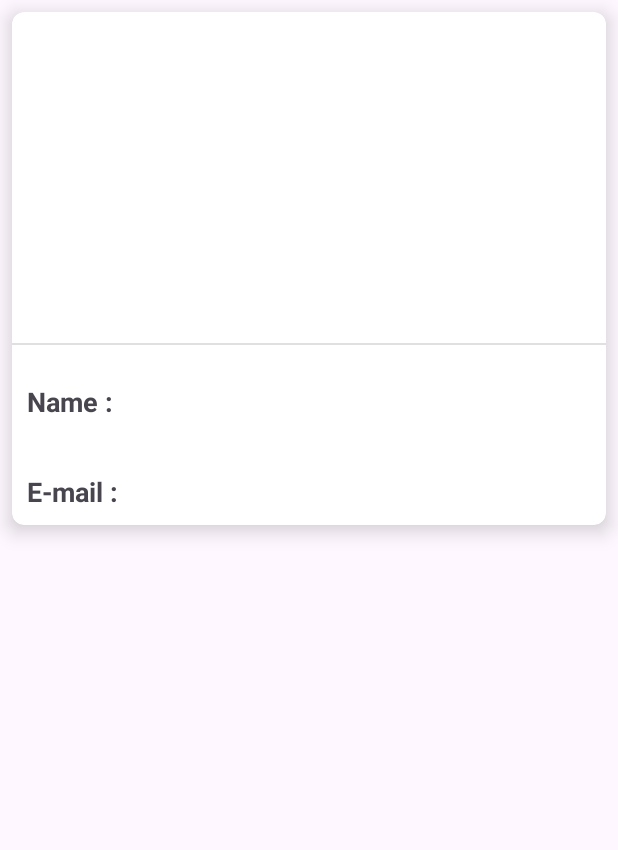
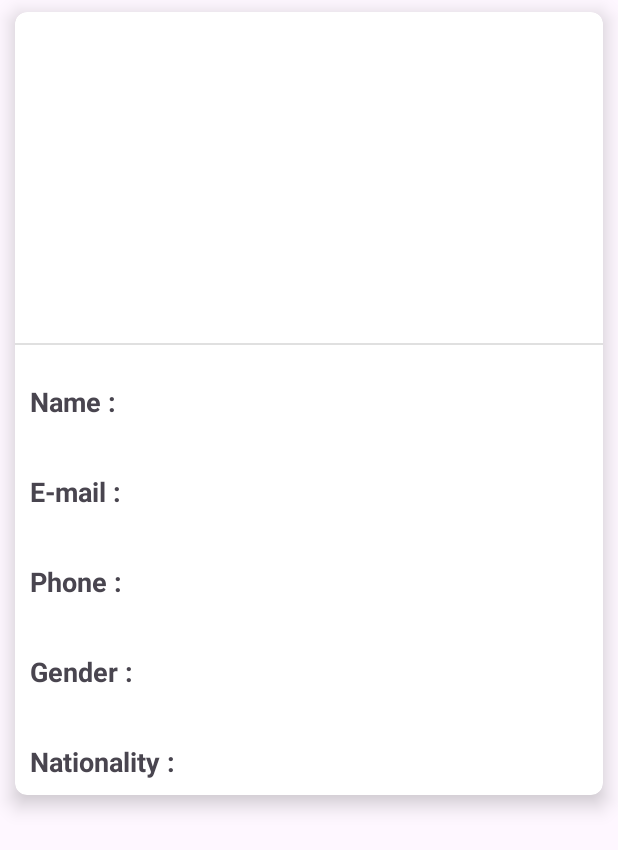
Before and after one commit to juanmedina100/RandomUserAPI, an Android app: the PerfilActivity screen opened directly, with no data from a screen before it, on a phone screen of 412 x 824 dp. Shown: the top 850 px of the screen. Run offline under Robolectric (Android 15) with nearby library versions, the phone set to English and light mode, and no system bars; our stand-ins replace Dagger/Hilt's generated code, Picasso; pictures from the network do not load; 7 statements that could not run were skipped.

Commit message:
Actualizando perfil

```diff
--- a/app/src/main/java/com/jimd/randomuserapi/data/local/db/UsersDB.kt
+++ b/app/src/main/java/com/jimd/randomuserapi/data/local/db/UsersDB.kt
@@ -1,15 +1,11 @@
 package com.jimd.randomuserapi.data.local.db
 
 import androidx.room.Database
-import androidx.room.Room
 import androidx.room.RoomDatabase
 import com.jimd.randomuserapi.data.local.dao.ResultadosDao
-import com.jimd.randomuserapi.data.local.entities.LocationEntity
-import com.jimd.randomuserapi.data.local.entities.NameEntity
-import com.jimd.randomuserapi.data.local.entities.PictureEntity
 import com.jimd.randomuserapi.data.local.entities.ResultadoEntity
 
-@Database(entities = [LocationEntity::class,NameEntity::class,PictureEntity::class,ResultadoEntity::class], version = 1, exportSchema = false)
+@Database(entities = [ResultadoEntity::class], version = 1, exportSchema = false)
 abstract class UsersDB:RoomDatabase() {
     abstract fun resultadoDao():ResultadosDao
 }
--- a/app/src/main/java/com/jimd/randomuserapi/ui/PerfilActivity.kt
+++ b/app/src/main/java/com/jimd/randomuserapi/ui/PerfilActivity.kt
@@ -30,6 +30,9 @@ class PerfilActivity : AppCompatActivity() {
         viewModel.usuarioID.observe(this, Observer {
             binding.txtNamePerfil.text = it.name
             binding.txtEmailPerfil.text = it.email
+            binding.txtCellPerfil.text = it.cell
+            binding.txtGenderPerfil.text = it.gender
+            binding.txtNatPerfil.text = it.nat
             Picasso.get().load(it.picture).into(binding.imageView)
         })
     }
--- a/app/src/main/java/com/jimd/randomuserapi/ui/UserRandomViewModel.kt
+++ b/app/src/main/java/com/jimd/randomuserapi/ui/UserRandomViewModel.kt
@@ -19,8 +19,8 @@ class UserRandomViewModel @Inject constructor(
     private val randomRepository: RandomRepository
 ): ViewModel() {
 
-    private val _random = MutableLiveData<List<ResultadoModel>>()
-    val random = _random
+    private val _loading = MutableLiveData<Boolean>()
+    val loading = _loading
 
     private val _usuarioID = MutableLiveData<ResultadoEntity>()
     val usuarioID = _usuarioID
@@ -46,11 +46,10 @@ class UserRandomViewModel @Inject constructor(
 
 
     fun getAllUser():LiveData<List<ResultadoEntity>>{
-//        val randomA = randomRepository.getAllUser().map {
-//            _random.postValue(it)
-//        }
-        Log.i("random","getAllUser : ")
-        return randomRepository.getAllUser()
+        _loading.value=true
+        val random = randomRepository.getAllUser()
+        _loading.value=false
+        return random
     }
 
     fun deleteUser(resultadoEntity: ResultadoEntity){
--- a/app/src/main/res/layout/activity_perfil.xml
+++ b/app/src/main/res/layout/activity_perfil.xml
@@ -16,10 +16,10 @@
             android:layout_height="wrap_content"
             app:cardElevation="8dp"
             app:cardCornerRadius="8dp"
-            android:layout_marginStart="8dp"
+            android:layout_marginStart="10dp"
             android:layout_marginTop="8dp"
-            android:layout_marginEnd="8dp"
-            android:layout_marginBottom="8dp">
+            android:layout_marginEnd="10dp"
+            android:layout_marginBottom="10dp">
 
             <LinearLayout
                 android:layout_width="match_parent"
@@ -54,7 +54,7 @@
 
                         <TextView
                             android:id="@+id/text1"
-                            android:layout_width="150dp"
+                            android:layout_width="80dp"
                             android:textSize="18sp"
                             android:textStyle="bold"
                             android:layout_margin="10dp"
@@ -66,7 +66,6 @@
                             android:layout_width="match_parent"
                             android:layout_height="wrap_content"
                             android:textSize="18sp"
-                            android:textStyle="bold"
                             android:layout_margin="10dp"
                             android:text="" />
                     </LinearLayout>
@@ -79,7 +78,7 @@
 
                         <TextView
                             android:id="@+id/text2"
-                            android:layout_width="150dp"
+                            android:layout_width="80dp"
                             android:textSize="18sp"
                             android:textStyle="bold"
                             android:layout_margin="10dp"
@@ -91,10 +90,82 @@
                             android:layout_width="match_parent"
                             android:layout_height="wrap_content"
                             android:textSize="18sp"
-                            android:textStyle="bold"
                             android:layout_margin="10dp"
                             android:text="" />
                     </LinearLayout>
+
+                    <LinearLayout
+                        android:layout_width="match_parent"
+                        android:layout_height="match_parent"
+                        android:layout_marginTop="15dp"
+                        android:orientation="horizontal">
+
+                        <TextView
+                            android:id="@+id/text3"
+                            android:layout_width="80dp"
+                            android:textSize="18sp"
+                            android:textStyle="bold"
+                            android:layout_margin="10dp"
+                            android:layout_height="wrap_content"
+                            android:text="@string/phone" />
+
+                        <TextView
+                            android:id="@+id/txtCellPerfil"
+                            android:layout_width="match_parent"
+                            android:layout_height="wrap_content"
+                            android:textSize="18sp"
+                            android:layout_margin="10dp"
+                            android:text="" />
+                    </LinearLayout>
+
+                    <LinearLayout
+                        android:layout_width="match_parent"
+                        android:layout_height="match_parent"
+                        android:layout_marginTop="15dp"
+                        android:orientation="horizontal">
+
+                        <TextView
+                            android:id="@+id/text4"
+                            android:layout_width="80dp"
+                            android:textSize="18sp"
+                            android:textStyle="bold"
+                            android:layout_margin="10dp"
+                            android:layout_height="wrap_content"
+                            android:text="@string/gender" />
+
+                        <TextView
+                            android:id="@+id/txtGenderPerfil"
+                            android:layout_width="match_parent"
+                            android:layout_height="wrap_content"
+                            android:textSize="18sp"
+                            android:layout_margin="10dp"
+                            android:text="" />
+                    </LinearLayout>
+
+                    <LinearLayout
+                        android:layout_width="match_parent"
+                        android:layout_height="match_parent"
+                        android:layout_marginTop="15dp"
+                        android:orientation="horizontal">
+
+                        <TextView
+                            android:id="@+id/text5"
+                            android:layout_width="100dp"
+                            android:textSize="18sp"
+                            android:textStyle="bold"
+                            android:layout_margin="10dp"
+                            android:layout_height="wrap_content"
+                            android:text="@string/nationality" />
+
+                        <TextView
+                            android:id="@+id/txtNatPerfil"
+                            android:layout_width="match_parent"
+                            android:layout_height="wrap_content"
+                            android:textSize="18sp"
+                            android:layout_margin="10dp"
+                            android:text="" />
+                    </LinearLayout>
+
                 </LinearLayout>
 
             </LinearLayout>
--- a/app/src/main/res/values/strings.xml
+++ b/app/src/main/res/values/strings.xml
@@ -2,4 +2,7 @@
     <string name="app_name">RandomUserAPI</string>
     <string name="name">Name :</string>
     <string name="e_mail">E-mail :</string>
+    <string name="phone">Phone :</string>
+    <string name="gender">Gender :</string>
+    <string name="nationality">Nationality :</string>
 </resources>
```
Also changed, not shown: app/src/main/java/com/jimd/randomuserapi/data/local/entities/LocationEntity.kt (deleted, +0 -17 lines), app/src/main/java/com/jimd/randomuserapi/data/local/entities/NameEntity.kt (deleted, +0 -13 lines), app/src/main/java/com/jimd/randomuserapi/data/local/entities/PictureEntity.kt (deleted, +0 -13 lines), app/src/main/java/com/jimd/randomuserapi/ui/home/MainActivity.kt (+17 -0 lines), app/src/main/res/layout/activity_main.xml (+11 -0 lines).
